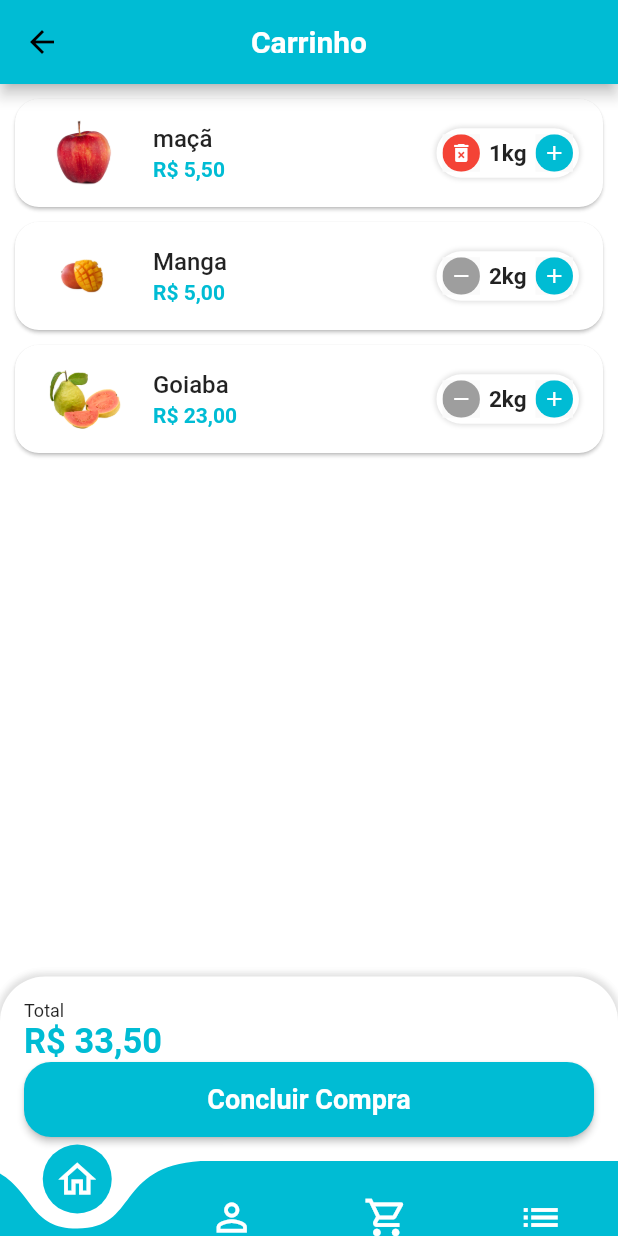
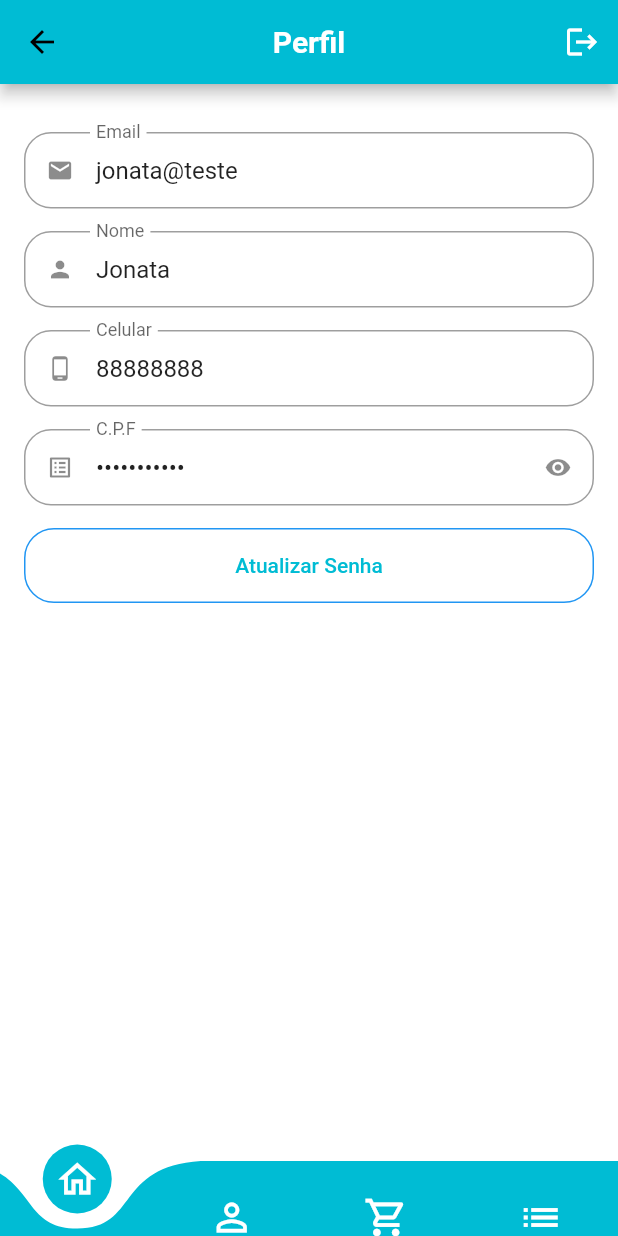
Before and after one commit to jonatamorais/AppQuitanda, a Flutter app: the BaseScreen screen opened directly, swiped to page 2, on a phone screen of 412 x 824 dp. Run offline on Flutter 3.47's test engine with Material 2 defaults, Android fonts, the phone set to English and light mode, and no system bars; drawn by our look-alikes of curved_navigation_bar; our stand-ins replace animated_text_kit, mask_text_input_formatter.

Commit message:
Add files via upload

```diff
--- a/lib/src/config/app_data.dart
+++ b/lib/src/config/app_data.dart
@@ -1,5 +1,6 @@
 import 'package:quitanda/src/models/cart_item_model.dart';
 import 'package:quitanda/src/models/item_model.dart';
+import 'package:quitanda/src/models/user_model.dart';
 
 ItemModel apple = ItemModel(
   itemName: "maçã",
@@ -86,3 +87,10 @@ List<CartItemModel> cartItems = [
     quantity: 2,
   ),
 ];
+
+UserModel user = UserModel(
+    name: "Jonata",
+    email: "jonata@teste",
+    phone: "88888888",
+    cpf: "88888888888",
+    password: "123456");
--- a/lib/src/pages/auth/sign_in_screen.dart
+++ b/lib/src/pages/auth/sign_in_screen.dart
@@ -1,6 +1,6 @@
 import 'package:animated_text_kit/animated_text_kit.dart';
 import 'package:flutter/material.dart';
-import 'package:quitanda/src/pages/auth/components/custom_text_field.dart';
+import 'package:quitanda/src/pages/common_widgets/custom_text_field.dart';
 import 'package:quitanda/src/pages/auth/sign_up_screen.dart';
 import 'package:quitanda/src/pages/base/base_screen.dart';
 
--- a/lib/src/pages/base/base_screen.dart
+++ b/lib/src/pages/base/base_screen.dart
@@ -2,6 +2,7 @@ import 'package:curved_navigation_bar/curved_navigation_bar.dart';
 import 'package:flutter/material.dart';
 import 'package:quitanda/src/pages/cart/cart_tab.dart';
 import 'package:quitanda/src/pages/home/home_tab.dart';
+import 'package:quitanda/src/pages/profile/profile_tab.dart';
 
 class BaseScreen extends StatefulWidget {
   const BaseScreen({Key? key}) : super(key: key);
@@ -22,10 +23,8 @@ class _BaseScreenState extends State<BaseScreen> {
         controller: pageController,
         children: [
           const HomeTab(),
-          CartTab(),
-          Container(
-            color: Colors.cyan,
-          ),
+          const ProfileTab(),
+          const CartTab(),
           Container(
             color: Colors.yellow,
           ),
--- /dev/null
+++ b/lib/src/pages/common_widgets/custom_text_field.dart
@@ -0,0 +1,68 @@
+import 'package:flutter/material.dart';
+import 'package:flutter/services.dart';
+
+class CustomTextField extends StatefulWidget {
+  final IconData icon;
+  final String label;
+  final bool isSecret;
+  final List<TextInputFormatter>? inputFormatters;
+  final String? initialValue;
+  final bool readOnly;
+
+  const CustomTextField({
+    Key? key,
+    required this.icon,
+    required this.label,
+    this.isSecret = false,
+    this.inputFormatters,
+    this.initialValue,
+    this.readOnly = false,
+  }) : super(key: key);
+
+
+
+  @override
+  State<CustomTextField> createState() => _CustomTextFieldState();
+}
+
+class _CustomTextFieldState extends State<CustomTextField> {
+  bool isObscure = false;
+
+  @override
+  void initState() {
+    super.initState();
+    isObscure = widget.isSecret;
+  }
+
+  @override
+  Widget build(BuildContext context) {
+    return Padding(
+      padding: const EdgeInsets.only(bottom: 15),
+      child: TextFormField(
+        readOnly: widget.readOnly,
+        initialValue: widget.initialValue,
+        inputFormatters: widget.inputFormatters,
+        obscureText: isObscure,
+        decoration: InputDecoration(
+          prefixIcon: Icon(widget.icon),
+          suffixIcon: widget.isSecret
+              ? IconButton(
+                  onPressed: () {
+                    setState(() {
+                      isObscure = !isObscure;
+                    });
+                  },
+                  icon:
+                      Icon(isObscure ? Icons.visibility : Icons.visibility_off),
+                )
+              : null,
+          labelText: widget.label,
+          isDense: true,
+          border: OutlineInputBorder(
+            borderRadius: BorderRadius.circular(18),
+          ),
+        ),
+      ),
+    );
+  }
+}
--- /dev/null
+++ b/lib/src/pages/profile/profile_tab.dart
@@ -0,0 +1,174 @@
+import 'package:flutter/material.dart';
+import 'package:quitanda/src/pages/common_widgets/custom_text_field.dart';
+import 'package:quitanda/src/config/app_data.dart' as appData;
+
+class ProfileTab extends StatefulWidget {
+  const ProfileTab({Key? key}) : super(key: key);
+
+  @override
+  State<ProfileTab> createState() => _ProfileTabState();
+}
+
+class _ProfileTabState extends State<ProfileTab> {
+  @override
+  Widget build(BuildContext context) {
+    return Scaffold(
+      appBar: AppBar(
+        centerTitle: true,
+        title: const Text(
+          "Perfil",
+          style: TextStyle(
+            color: Colors.white,
+            fontWeight: FontWeight.bold,
+          ),
+        ),
+        actions: [
+          IconButton(
+            onPressed: () {},
+            icon: const Icon(Icons.logout),
+            color: Colors.white,
+          )
+        ],
+      ),
+      body: ListView(
+        physics: const BouncingScrollPhysics(),
+        padding: const EdgeInsets.fromLTRB(16, 32, 16, 16),
+        children: [
+          //Email
+          CustomTextField(
+              readOnly: true,
+              initialValue: appData.user.email,
+              icon: Icons.email,
+              label: "Email"),
+
+          //Nome
+          CustomTextField(
+              readOnly: true,
+              initialValue: appData.user.name,
+              icon: Icons.person,
+              label: "Nome"),
+
+          //Celular
+          CustomTextField(
+              readOnly: true,
+              initialValue: appData.user.phone,
+              icon: Icons.phone_android,
+              label: "Celular"),
+
+          //CPF
+          CustomTextField(
+            readOnly: true,
+            initialValue: appData.user.cpf,
+            icon: Icons.list_alt,
+            label: "C.P.F",
+            isSecret: true,
+          ),
+
+          //Botão de Atualizar
+          SizedBox(
+            height: 50,
+            child: OutlinedButton(
+              style: OutlinedButton.styleFrom(
+                  side: const BorderSide(
+                    color: Colors.blue,
+                  ),
+                  shape: RoundedRectangleBorder(
+                    borderRadius: BorderRadius.circular(20),
+                  )),
+              onPressed: () {
+                updatePassord();
+              },
+              child: const Text("Atualizar Senha"),
+            ),
+          ),
+        ],
+      ),
+    );
+  }
+
+  Future<bool?> updatePassord() {
+    return showDialog(
+      context: context,
+      builder: (context) {
+        return Dialog(
+          shape: RoundedRectangleBorder(
+            borderRadius: BorderRadius.circular(20),
+          ),
+          child: Stack(
+            children: [
+              Padding(
+                padding: EdgeInsets.all(16),
+                child: Column(
+                  crossAxisAlignment: CrossAxisAlignment.stretch,
+                  mainAxisSize: MainAxisSize.min,
+                  children: [
+                    //Titulo do Dialog
+                    const Padding(
+                      padding: EdgeInsets.symmetric(vertical: 12),
+                      child: Text(
+                        "Atualização de Senha",
+                        textAlign: TextAlign.center,
+                        style: TextStyle(
+                          fontSize: 18,
+                          fontWeight: FontWeight.bold,
+                        ),
+                      ),
+                    ),
+                    //Senha Atual
+                    const CustomTextField(
+                      isSecret: true,
+                      icon: Icons.lock,
+                      label: "Senha Atual",
+                    ),
+                    //Nova Senha
+                    const CustomTextField(
+                      isSecret: true,
+                      icon: Icons.lock_outline,
+                      label: "Nova Senha",
+                    ),
+                    //Confirmação da Nova senha
+                    const CustomTextField(
+                      isSecret: true,
+                      icon: Icons.lock_outline,
+                      label: "Confirme a Nova Senha",
+                    ),
+                    //Botão de Confirmação
+                    SizedBox(
+                      height: 45,
+                      child: ElevatedButton(
+                        style: ElevatedButton.styleFrom(
+                            shape: RoundedRectangleBorder(
+                          borderRadius: BorderRadius.circular(20),
+                        )),
+                        onPressed: () {},
+                        child: const Text(
+                          "Atualizar",
+                          style: TextStyle(
+                            color: Colors.white,
+                            fontWeight: FontWeight.bold,
+                          ),
+                        ),
+                      ),
+                    ),
+                  ],
+                ),
+              ),
+              Positioned(
+                top: 5,
+                right: 5,
+                child: IconButton(
+                  onPressed: () {
+                    Navigator.of(context).pop();
+                  },
+                  icon: const Icon(
+                    Icons.close,
+                  ),
+                ),
+              ),
+            ],
+          ),
+        );
+      },
+    );
+  }
+}
```
Also changed, not shown: lib/src/models/user_model.dart (added, +16 -0 lines), lib/src/pages/auth/sign_up_screen.dart (+5 -5 lines).
